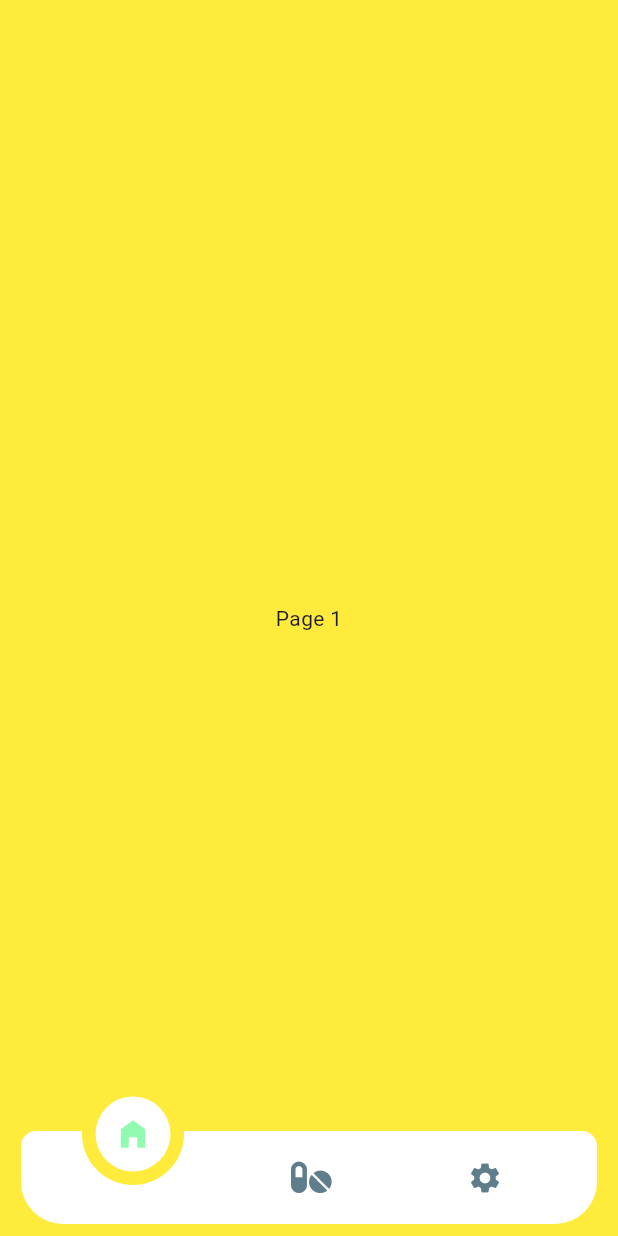
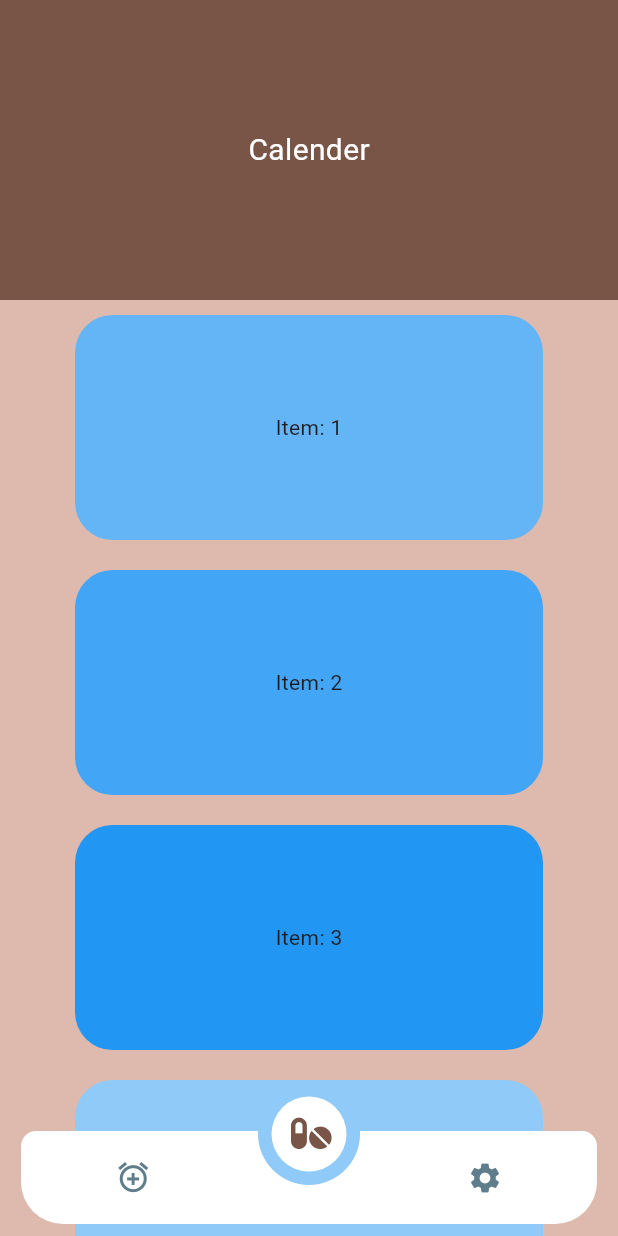
Before and after one commit to rlarleo/pilltodo, a Flutter app: the screen it shows after launch, on a phone screen of 412 x 824 dp. Run offline on Flutter 3.47's test engine with Material 3 defaults, Android fonts, the light colour scheme and no system bars; drawn by our look-alikes of animated_notch_bottom_bar; our stand-ins replace cloud_firestore, device_info_plus, firebase_core; accounts and stored records are empty.

Commit message:
레이아웃 잡기, card widget 생성

```diff
--- a/pilltodo/lib/main.dart
+++ b/pilltodo/lib/main.dart
@@ -3,8 +3,10 @@
 import 'package:device_info_plus/device_info_plus.dart';
 import 'package:flutter/foundation.dart';
 import 'package:flutter/material.dart';
-import 'package:pilltodo/icons/custom_icons.dart';
-import 'package:pilltodo/widgets/button.dart';
+import 'package:pilltodo/screens/alarm_screen.dart';
+import 'package:pilltodo/screens/pill_screen.dart';
+import 'package:pilltodo/screens/setting_screen.dart';
+import 'package:pilltodo/widgets/bottom_bar.dart';
 import 'package:animated_notch_bottom_bar/animated_notch_bottom_bar/animated_notch_bottom_bar.dart';
 
 void main() {
@@ -12,7 +14,7 @@
 }
 
 class MyApp extends StatelessWidget {
-  const MyApp({Key? key}) : super(key: key);
+  const MyApp({super.key});
 
   @override
   Widget build(BuildContext context) {
@@ -27,21 +29,19 @@
 }
 
 class MyHomePage extends StatefulWidget {
-  const MyHomePage({Key? key}) : super(key: key);
+  const MyHomePage({super.key});
 
   @override
   State<MyHomePage> createState() => _MyHomePageState();
 }
 
 class _MyHomePageState extends State<MyHomePage> {
-  /// Controller to handle PageView and also handles initial page
-  final _pageController = PageController(initialPage: 0);
+  final _pageController = PageController(initialPage: 1);
 
-  /// Controller to handle bottom nav bar and also handles initial page
   final NotchBottomBarController _controller =
-      NotchBottomBarController(index: 0);
+      NotchBottomBarController(index: 1);
 
-  int maxCount = 5;
+  int maxCount = 3;
 
   @override
   void dispose() {
@@ -52,13 +52,10 @@
 
   @override
   Widget build(BuildContext context) {
-    /// widget list
     final List<Widget> bottomBarPages = [
-      Page1(
-        controller: (_controller),
-      ),
-      const Page2(),
-      const Page3(),
+      const AlarmScreen(),
+      const PillScreen(),
+      const SettingScreen(),
     ];
     return Scaffold(
       body: PageView(
@@ -69,107 +66,9 @@
       ),
       extendBody: true,
       bottomNavigationBar: (bottomBarPages.length <= maxCount)
-          ? AnimatedNotchBottomBar(
-              /// Provide NotchBottomBarController
-              notchBottomBarController: _controller,
-              color: Colors.white,
-              showLabel: true,
-              textOverflow: TextOverflow.visible,
-              maxLine: 1,
-              shadowElevation: 5,
-              kBottomRadius: 28.0,
-
-              /// restart app if you change removeMargins
-              removeMargins: false,
-              bottomBarWidth: 500,
-              showShadow: false,
-              durationInMilliSeconds: 300,
-
-              itemLabelStyle: const TextStyle(fontSize: 10),
-
-              elevation: 1,
-              bottomBarItems: const [
-                BottomBarItem(
-                  inActiveItem: Icon(
-                    Icons.home_filled,
-                    color: Colors.blueGrey,
-                  ),
-                  activeItem: Icon(
-                    Icons.home_filled,
-                    color: Color.fromARGB(255, 144, 251, 176),
-                  ),
-                ),
-                BottomBarItem(
-                  inActiveItem:
-                      Icon(Custom_Icons.pills, color: Colors.blueGrey),
-                  activeItem: Icon(
-                    Custom_Icons.pills,
-                    color: Colors.brown,
-                  ),
-                ),
-                BottomBarItem(
-                  inActiveItem: Icon(
-                    Icons.settings,
-                    color: Colors.blueGrey,
-                  ),
-                  activeItem: Icon(
-                    Icons.settings,
-                    color: Colors.grey,
-                  ),
-                ),
-              ],
-              onTap: (index) {
-                // log('current selected index $index');
-                _pageController.jumpToPage(index);
-              },
-              kIconSize: 24.0,
-            )
+          ? BottomBar(controller: _controller, pageController: _pageController)
           : null,
     );
-  }
-}
-
-/// add controller to check weather index through change or not. in page 1
-class Page1 extends StatelessWidget {
-  final NotchBottomBarController? controller;
-
-  const Page1({Key? key, this.controller}) : super(key: key);
-
-  @override
-  Widget build(BuildContext context) {
-    return Container(
-      color: Colors.yellow,
-      child: Center(
-        /// adding GestureDetector
-        child: GestureDetector(
-          behavior: HitTestBehavior.translucent,
-          onTap: () {
-            controller?.jumpTo(2);
-          },
-          child: const Text('Page 1'),
-        ),
-      ),
-    );
-  }
-}
-
-class Page2 extends StatelessWidget {
-  const Page2({Key? key}) : super(key: key);
-
-  @override
-  Widget build(BuildContext context) {
-    return Container(
-        color: Colors.green, child: const Center(child: Text('Page 2')));
-  }
-}
-
-class Page3 extends StatelessWidget {
-  const Page3({Key? key}) : super(key: key);
-
-  @override
-  Widget build(BuildContext context) {
-    return Container(
-        color: Colors.red, child: const Center(child: Text('Page 3')));
   }
 }
 
--- /dev/null
+++ b/pilltodo/lib/screens/pill_screen.dart
@@ -0,0 +1,68 @@
+import 'package:flutter/material.dart';
+
+class PillScreen extends StatelessWidget {
+  const PillScreen({super.key});
+
+  @override
+  Widget build(BuildContext context) {
+    List<int> bottom = <int>[1, 2, 3, 4, 5, 6, 7, 8, 9];
+
+    return Scaffold(
+      body: Container(
+        color: const Color.fromARGB(255, 221, 186, 173),
+        child: CustomScrollView(
+          slivers: <Widget>[
+            SliverToBoxAdapter(
+              child: Container(
+                height: 200,
+                color: Colors.brown,
+                alignment: Alignment.center,
+                child: const Text(
+                  'Calender',
+                  style: TextStyle(color: Colors.white, fontSize: 20),
+                ),
+              ),
+            ),
+            SliverList(
+              delegate: SliverChildBuilderDelegate(
+                (BuildContext context, int index) {
+                  return Container(
+                    decoration: BoxDecoration(
+                      color: Colors.blue[200 + bottom[index] % 4 * 100],
+                      borderRadius: BorderRadius.circular(25),
+                    ),
+                    alignment: Alignment.center,
+                    height: 150.0,
+                    margin: const EdgeInsets.symmetric(
+                      vertical: 10,
+                      horizontal: 50,
+                    ),
+                    child: Text('Item: ${bottom[index]}'),
+                  );
+                },
+                childCount: bottom.length,
+              ),
+            ),
+            SliverToBoxAdapter(
+              child: Container(
+                height: 120,
+                color: Colors.red,
+                alignment: Alignment.center,
+                child: const Text(
+                  'Bottom Container',
+                  style: TextStyle(color: Colors.white, fontSize: 20),
+                ),
+              ),
+            ),
+          ],
+        ),
+      ),
+    );
+  }
+}
+
+void main() {
+  runApp(const MaterialApp(
+    home: PillScreen(),
+  ));
+}
--- /dev/null
+++ b/pilltodo/lib/widgets/bottom_bar.dart
@@ -0,0 +1,73 @@
+import 'package:flutter/material.dart';
+import 'package:pilltodo/icons/custom_icons.dart';
+import 'package:animated_notch_bottom_bar/animated_notch_bottom_bar/animated_notch_bottom_bar.dart';
+
+class BottomBar extends StatelessWidget {
+  const BottomBar({
+    super.key,
+    required NotchBottomBarController controller,
+    required PageController pageController,
+  })  : _controller = controller,
+        _pageController = pageController;
+
+  final NotchBottomBarController _controller;
+  final PageController _pageController;
+
+  @override
+  Widget build(BuildContext context) {
+    return AnimatedNotchBottomBar(
+      /// Provide NotchBottomBarController
+      notchBottomBarController: _controller,
+      color: Colors.white,
+      showLabel: true,
+      textOverflow: TextOverflow.visible,
+      maxLine: 1,
+      shadowElevation: 5,
+      kBottomRadius: 28.0,
+
+      /// restart app if you change removeMargins
+      removeMargins: false,
+      bottomBarWidth: 500,
+      showShadow: false,
+      durationInMilliSeconds: 300,
+
+      itemLabelStyle: const TextStyle(fontSize: 10),
+
+      elevation: 1,
+      bottomBarItems: const [
+        BottomBarItem(
+          inActiveItem: Icon(
+            Custom_Icons.add_alarm,
+            color: Colors.blueGrey,
+          ),
+          activeItem: Icon(
+            Custom_Icons.add_alarm,
+            color: Colors.brown,
+          ),
+        ),
+        BottomBarItem(
+          inActiveItem: Icon(Custom_Icons.pills, color: Colors.blueGrey),
+          activeItem: Icon(
+            Custom_Icons.pills,
+            color: Colors.brown,
+          ),
+        ),
+        BottomBarItem(
+          inActiveItem: Icon(
+            Icons.settings,
+            color: Colors.blueGrey,
+          ),
+          activeItem: Icon(
+            Icons.settings,
+            color: Colors.brown,
+          ),
+        ),
+      ],
+      onTap: (index) {
+        // log('current selected index $index');
+        _pageController.jumpToPage(index);
+      },
+      kIconSize: 24.0,
+    );
+  }
+}
```
Also changed, not shown: pilltodo/lib/screens/alarm_screen.dart (added, +130 -0 lines), pilltodo/lib/screens/setting_screen.dart (added, +12 -0 lines), pilltodo/lib/widgets/pill_card.dart (added, +82 -0 lines).
